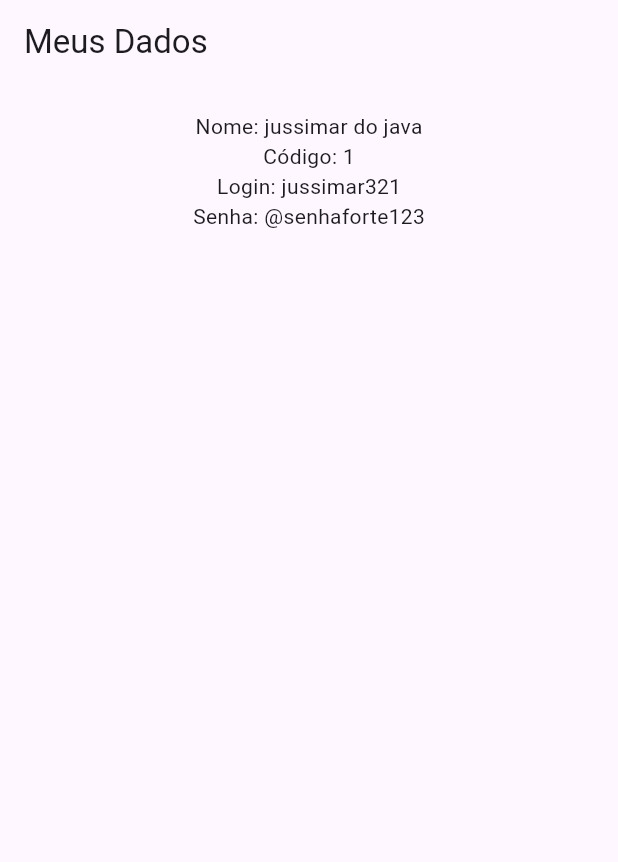
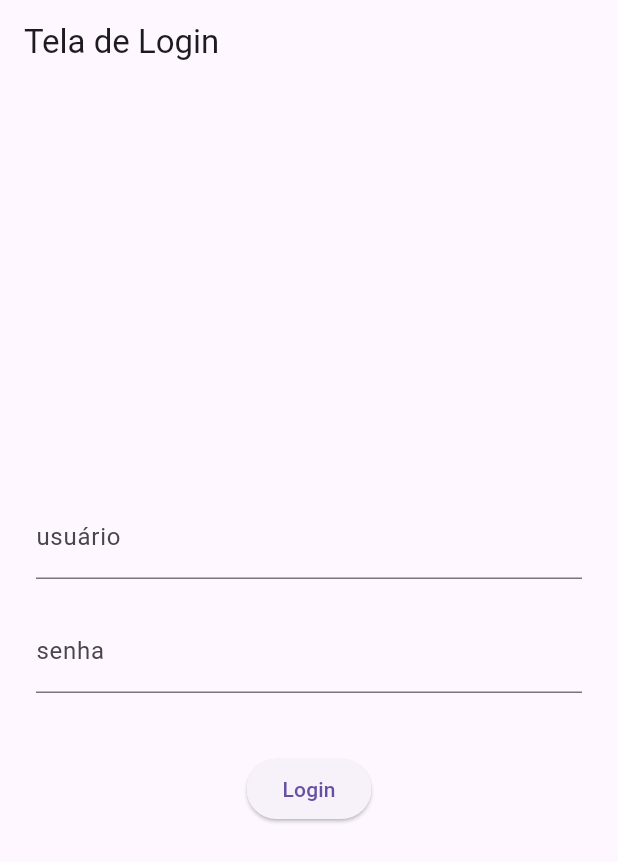
Before and after one commit to ygborges/mimpedir1, a Flutter app: the screen it shows after launch, on a phone screen of 412 x 824 dp. Shown: the top 862 px of the screen. Run offline on Flutter 3.47's test engine with Material 3 defaults, Android fonts, the phone set to English and light mode, and no system bars.

Commit message:
criando telas de home e login com funcionamento basico sem banco de dados

```diff
--- a/lib/main.dart
+++ b/lib/main.dart
@@ -1,4 +1,5 @@
 import 'package:flutter/material.dart';
+import 'package:mimpedir/tela_login.dart';
 import 'usuario.dart';
 
 void main() {
@@ -12,32 +13,16 @@ class MyApp extends StatelessWidget {
   @override
   Widget build(BuildContext context) {
 
-    Usuario u = Usuario(
+    /*Usuario u = Usuario(
       codigo: 1,
       login: "jussimar321",
       nome: "jussimar do java",
       senha: "@senhaforte123"
-    );
+    );*/
 
     return MaterialApp(
-        home: Scaffold(
-          appBar: AppBar(
-            title: const Text("Meus Dados")
-          ),
-          body: Center(
-            child: Padding(padding: const EdgeInsets.all(18.0),
-              child: Column(
-                children: [
-                  Text("Nome: ${u.nome}"),
-                  Text("Código: ${u.codigo}"),
-                  Text("Login: ${u.login}"),
-                  Text("Senha: ${u.senha}"),
-
-                ],
-              ),
-            ),
-          ),
-        ),
+        debugShowCheckedModeBanner: false,
+        home: Telalogin(),
     );
   }
 }
--- /dev/null
+++ b/lib/tela_home.dart
@@ -0,0 +1,15 @@
+import 'package:flutter/material.dart';
+
+class TelaHome extends StatelessWidget{
+  TelaHome({super.key});
+
+  @override
+  Widget build(BuildContext context) {
+    return Scaffold(
+      appBar: AppBar(title: const Text('Tela Home')),
+      body: Center(
+        child: Text('Seja bem vindo ao Mim Pedir!!!'),
+      ),
+    );
+  }
+}
--- /dev/null
+++ b/lib/tela_login.dart
@@ -0,0 +1,55 @@
+import 'package:flutter/material.dart';
+import 'package:mimpedir/tela_home.dart';
+import 'package:mimpedir/usuario.dart';
+
+class Telalogin extends StatelessWidget{
+  Telalogin({super.key});
+
+  final TextEditingController usuarioController = TextEditingController();
+  final TextEditingController senhaController = TextEditingController();
+
+  Usuario u = Usuario(
+    codigo: 1,
+      senha: "senhaforte123",
+    login: 'admin',
+    nome:'Administrador'
+  );
+
+  @override
+  Widget build(BuildContext context) {
+    return Scaffold(
+      appBar: AppBar(title: const Text("Tela de Login")),
+      body: Padding(padding: const EdgeInsets.all(24.0),
+        child: Column(
+          mainAxisAlignment: MainAxisAlignment.center,
+          children: [
+            TextField(
+              decoration: const InputDecoration(labelText: 'usuário'),
+              controller: usuarioController,
+            ),
+            const SizedBox(height: 20),
+            TextField(
+              decoration: const InputDecoration(labelText: 'senha'),
+              obscureText: true,
+              controller: senhaController,
+            ),
+            const SizedBox(height: 40),
+            ElevatedButton(onPressed: (){
+
+              if(u.login == usuarioController.text && u.senha == senhaController.text){
+                Navigator.push(context,
+                    MaterialPageRoute(builder: (context) => TelaHome())
+                );
+
+              }else{
+                ScaffoldMessenger.of(context).showSnackBar(
+                  SnackBar(content: Text("Login e senha inválidos"))
+                );
+              }
+            }, child: Text("Login"))
+          ],
+      )
+      )
+    );
+  }
+}
```
